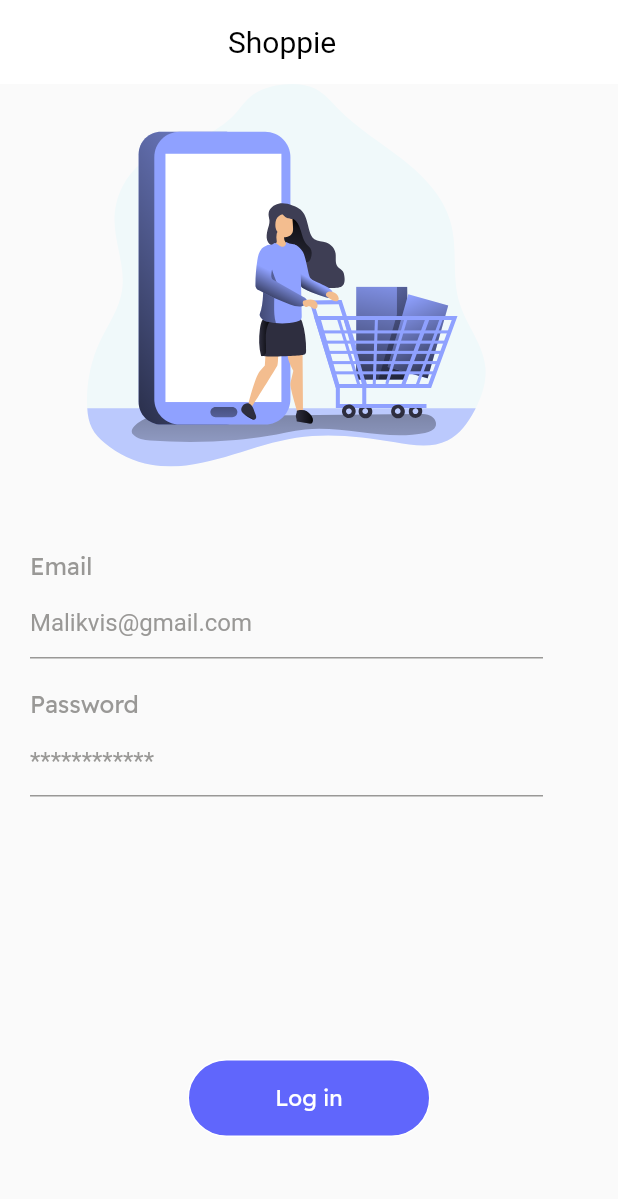
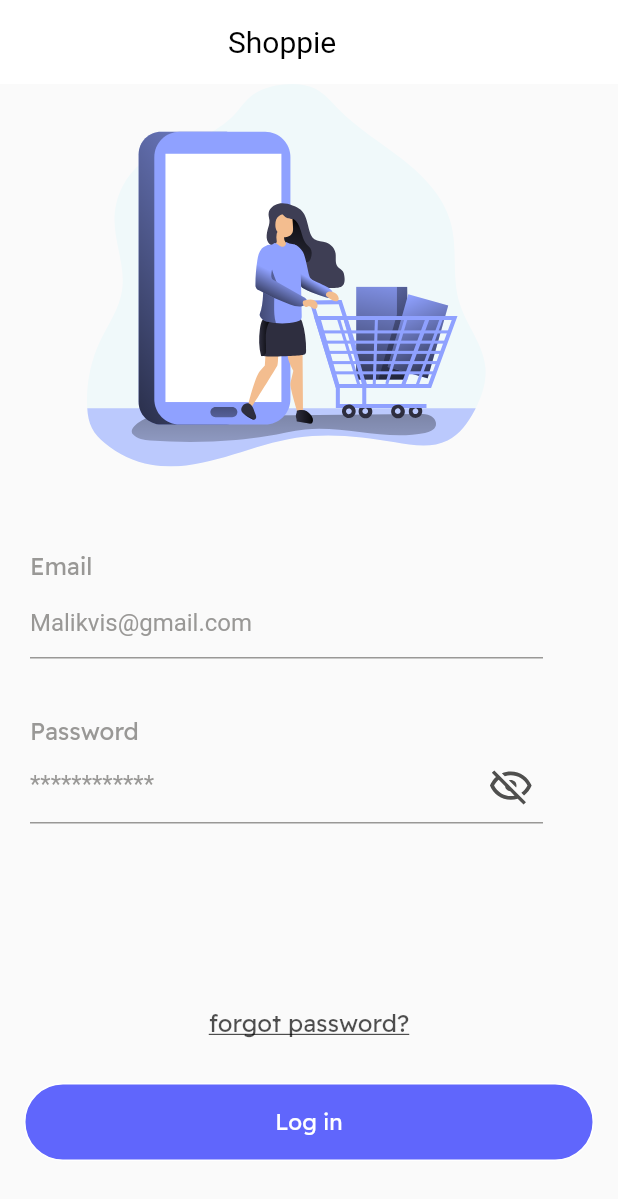
Before and after one commit to MohanadAbdallah-mv/ecommerce, a Flutter app: the Login screen opened directly, on a phone screen of 412 x 824 dp. Shown: the top 1199 px of the screen. Run offline on Flutter 3.47's test engine with Material 2 defaults, Android fonts, the phone set to English and light mode, and no system bars; our stand-ins replace cloud_firestore, either_dart, firebase_auth, firebase_core, flutter_svg, google_fonts and 1 more; accounts and stored records are empty; Roboto replaces fonts that are missing (Sarina).

Commit message:
handled some UI issues,login almost finished totally,forgot password unable to establish connection to channel issues needs to be resolved

```diff
--- a/lib/constants.dart
+++ b/lib/constants.dart
@@ -7,6 +7,7 @@ const Color TextFieldColor=Color(0xff999896);
 const Color SearchBarColor=Color(0xffABAFB1);
 const Color AuthorColor=Color(0xff8A000000);
 const Color TypingColor=Color(0x8A000000);
+const Color ErrorMesseageText=Color(0xB0000000);
 
 
 // const Color titleColor= Color(0xfffcfcfc);
--- a/lib/views/Login.dart
+++ b/lib/views/Login.dart
@@ -2,6 +2,7 @@ import 'dart:developer';
 
 import 'package:ecommerece/constants.dart';
 import 'package:ecommerece/new_architecture/controller/auth_controller.dart';
+import 'package:ecommerece/views/forgot_password.dart';
 import 'package:ecommerece/views/home.dart';
 import 'package:ecommerece/widgets/CustomButton.dart';
 import 'package:ecommerece/widgets/CustomText.dart';
@@ -22,9 +23,10 @@ class Login extends StatefulWidget {
 class _LoginState extends State<Login> {
   late final TextEditingController _email;
   late final TextEditingController _password;
-  bool isEmailError=false;
-  bool isPasswordError=false;
-  final FocusNode _passwordnode=FocusNode();
+  bool isEmailError = false;
+  bool isPasswordError = false;
+  final FocusNode _passwordnode = FocusNode();
+
   @override
   void initState() {
     _email = TextEditingController();
@@ -62,11 +64,12 @@ class _LoginState extends State<Login> {
               child: Column(
                 children: [
                   Padding(
-                    padding: const EdgeInsets.only(left:20,right:50),
+                    padding: const EdgeInsets.only(left: 20, right: 50),
                     child: Column(
                         mainAxisAlignment: MainAxisAlignment.spaceEvenly,
                         crossAxisAlignment: CrossAxisAlignment.center,
                         children: [
+                          //Svg pic
                           Container(
                             decoration: BoxDecoration(),
                             child: SvgPicture.asset(
@@ -74,15 +77,19 @@ class _LoginState extends State<Login> {
                               fit: BoxFit.values.last,
                             ),
                           ),
+                          //Email Text Field
                           Padding(
                             padding: const EdgeInsets.only(top: 56),
-                            child: CustomTextField(isError: isEmailError,
+                            child: CustomTextField(
+                              isError: isEmailError,
                               headerText: "Email",
                               hint: "Malikvis@gmail.com",
-                              textEditingController: _email,onEditComplete: (){
+                              textEditingController: _email,
+                              onEditComplete: () {
                                 setState(() {
-                               isEmailError=false;
-                               FocusScope.of(context).requestFocus(_passwordnode);
+                                  isEmailError = false;
+                                  FocusScope.of(context).requestFocus(
+                                      _passwordnode);
                                 });
                               },
                             ),
@@ -90,25 +97,39 @@ class _LoginState extends State<Login> {
                           SizedBox(
                             height: 20,
                           ),
-                          CustomTextField(isError: isPasswordError,
+                          //Password Text Field
+                          CustomTextField(
+                            isError: isPasswordError,
                             headerText: "Password",
-                            hint: "************",isPassword: true,
-                            textEditingController: _password,focusNode: _passwordnode,onEditComplete: (){
+                            hint: "************",
+                            isPassword: true,
+                            textEditingController: _password,
+                            focusNode: _passwordnode,
+                            onEditComplete: () {
                               setState(() {
-                               isPasswordError=false;
+                                isPasswordError = false;
                                 FocusScope.of(context).unfocus();
                               });
-
                             },
                           ),
                           SizedBox(
                             height: 15,
                           ),
                         ]),
-                  ),
-                  Padding(//todo: add forget password with it functions/edit error for password field
-                    padding: const EdgeInsets.only(top: 160),
-                    child: CustomButton(width: 160,
+                  ), Padding(padding: EdgeInsets.only(top: 90),
+                    child: GestureDetector(onTap: (){
+                      Navigator.push(context,MaterialPageRoute(builder: (context)=>Forgot_Password()));
+                    },
+                      child: CustomText(text: "forgot password?",
+                          underline: true,
+                          color: ErrorMesseageText,
+                          align: Alignment.center),
+                    ),),
+                  Padding( //todo: add forget password with it functions/edit error for password field
+                    padding: const EdgeInsets.only(
+                        top: 30, left: 16, right: 16),
+                    child: CustomButton(
+                      width: double.maxFinite,
                       child: CustomText(
                         text: "Log in",
                         color: Colors.white,
@@ -123,13 +144,12 @@ class _LoginState extends State<Login> {
                         if (user.isLeft) {
                           log(user.left);
 
-                            if(user.left=="invalid-email"){
+                          if (user.left == "invalid-email") {
                             log("triggered");
-                              isEmailError=true;
-                            }else{
-                              isPasswordError=true;}
-
-
+                            isEmailError = true;
+                          } else {
+                            isPasswordError = true;
+                          }
                         } else {
                           Navigator.push(
                               context,
--- a/lib/widgets/CustomText.dart
+++ b/lib/widgets/CustomText.dart
@@ -10,16 +10,17 @@ class CustomText extends StatelessWidget {
   final String fontfamily;
   final bool trim;
   final bool linethrough;
+  final bool underline;
   final double? height;
   final double? width;
-  const CustomText({super.key,this.text='',this.color=Colors.white,this.size=16,this.align=Alignment.topLeft,this.textalign=TextAlign.center,this.fontWeight=FontWeight.normal,this.fontfamily="ReadxPro",this.trim=false,this.linethrough=false,this.height,this.width});
+  const CustomText({super.key,this.text='',this.color=Colors.white,this.size=16,this.align=Alignment.topLeft,this.textalign=TextAlign.center,this.fontWeight=FontWeight.normal,this.fontfamily="ReadxPro",this.trim=false,this.linethrough=false,this.height,this.width,this.underline=false});
 
   @override
   Widget build(BuildContext context) {
     return Container(alignment:align ,height: height,width: width,
       child: Text(
         trim?text.substring(0,20)+"...":text,
-        style: TextStyle(fontSize: size, color: color,fontWeight: fontWeight,fontFamily:"ReadexPro" ,decoration:linethrough?TextDecoration.lineThrough:null ),textAlign: textalign,
+        style: TextStyle(fontSize: size, color: color,fontWeight: fontWeight,fontFamily:"ReadexPro" ,decoration:linethrough?TextDecoration.lineThrough:underline?TextDecoration.underline:null ,),textAlign: textalign,
       ),
     );
   }
--- a/lib/widgets/CustomTextField.dart
+++ b/lib/widgets/CustomTextField.dart
@@ -1,16 +1,19 @@
 import 'package:flutter/material.dart';
 import 'package:ecommerece/constants.dart';
+import 'package:flutter_svg/svg.dart';
 
 import 'CustomText.dart';
 
 class CustomTextField extends StatefulWidget {
   final bool isPassword;
   final String headerText;
+  final Widget? customheader;
   final String hint;
   TextEditingController? textEditingController;
   VoidCallback? onEditComplete;
   FocusNode? focusNode;
   bool isError;
+  bool showPassword;
 
   CustomTextField(
       {super.key,
@@ -19,8 +22,9 @@ class CustomTextField extends StatefulWidget {
       required this.hint,
       this.onEditComplete,
       this.focusNode,
+        this.customheader,
       this.textEditingController,
-      this.isError = false});
+      this.isError = false,this.showPassword=false});
 
   @override
   State<CustomTextField> createState() => _CustomTextFieldState();
@@ -31,7 +35,7 @@ class _CustomTextFieldState extends State<CustomTextField> {
   Widget build(BuildContext context) {
     return Column(
       children: [
-        CustomText(
+        widget.customheader!=null?widget.customheader!:CustomText(
           text: widget.headerText,
           size: 16,
           color: TextFieldColor,
@@ -43,7 +47,8 @@ class _CustomTextFieldState extends State<CustomTextField> {
             style:
                 TextStyle(color: widget.isError ? Colors.red : TextFieldColor),
             cursorColor: TextFieldColor,
-            obscureText: widget.isPassword,
+            obscureText: widget.isPassword?!widget.showPassword:false,
+            obscuringCharacter: "*",
             autocorrect: !widget.isPassword,
             keyboardType: widget.isPassword
                 ? TextInputType.visiblePassword
@@ -54,11 +59,10 @@ class _CustomTextFieldState extends State<CustomTextField> {
                 borderSide: BorderSide(
                     color: widget.isError ? Colors.red : TextFieldColor),
               ),
-              suffixIcon: widget.isError
-                  ? Icon(
-                      Icons.error_outline_sharp,
-                      color: Colors.red,
-                    )
+              suffixIcon: widget.isPassword?GestureDetector(onTap:(){setState(() {
+                widget.showPassword=!widget.showPassword;
+              });},child: widget.showPassword?SvgPicture.asset("assets/svg/show.svg"):SvgPicture.asset("assets/svg/hide.svg")):widget.isError
+                  ? SvgPicture.asset("assets/svg/errorsign.svg",fit: BoxFit.scaleDown,)
                   : null,
               hintText: widget.hint,
               hintStyle: TextStyle(
@@ -81,7 +85,10 @@ class _CustomTextFieldState extends State<CustomTextField> {
              });
 
 
-            }),
+            }),Padding(
+              padding: EdgeInsets.only(top:widget.isError?4:0),
+              child: CustomText(text:widget.isPassword?"":widget.isError?"This email is not valid please try again":"",align: Alignment.bottomLeft,color: ErrorMesseageText,size: 14,),
+            )
       ],
     );
   }
--- a/pubspec.yaml
+++ b/pubspec.yaml
@@ -31,8 +31,8 @@ dependencies:
   shared_preferences: 2.2.0
   intl: 0.18.1
   provider: 6.0.4
-  firebase_core: 2.15.1
-  firebase_auth: 4.9.0
+  firebase_core: 2.16.0
+  firebase_auth: 4.10.0
   firebase_storage: 11.1.2
   either_dart: 1.0.0
   flutter_svg: 2.0.7
```
Also changed, not shown: lib/new_architecture/controller/auth_controller.dart (+16 -2 lines), lib/new_architecture/datasource/auth_data.dart (+17 -0 lines), lib/new_architecture/repo/auth_logic.dart (+15 -5 lines), lib/views/OTP.dart (added, +15 -0 lines), lib/views/forgot_password.dart (added, +149 -0 lines), lib/widgets/product_card_horizontal.dart (+10 -4 lines), assets/svg/errorsign.svg (added), assets/svg/forgot_password_guy.svg (added), assets/svg/hide.svg (added), assets/svg/show.svg (added), pubspec.lock. Lines whose indentation alone changed are shown as unchanged.
